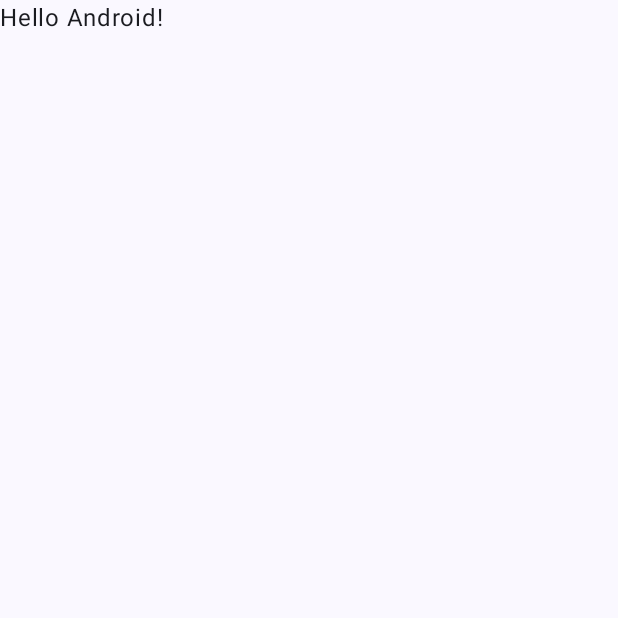
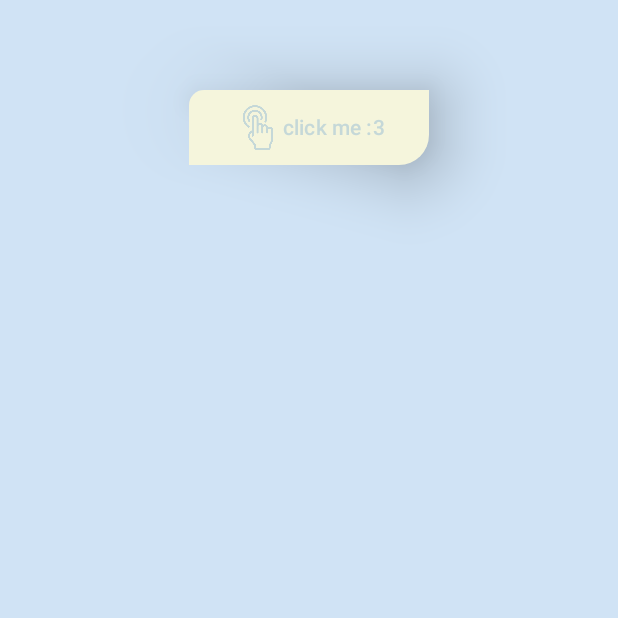
Before and after one commit to EdwardMarecos/CS501, an Android app built with Jetpack Compose: the screen it shows after launch (MainActivity), on a phone screen of 412 x 824 dp, the top half of it. Before the commit the part shown is almost empty. Run offline under Robolectric (Android 15) with nearby library versions, the phone set to English and light mode, and no system bars.

Commit message:
updated button

```diff
--- a/Assignment 2/Button/app/src/main/java/com/example/button/MainActivity.kt
+++ b/Assignment 2/Button/app/src/main/java/com/example/button/MainActivity.kt
@@ -4,14 +4,31 @@ import android.os.Bundle
 import androidx.activity.ComponentActivity
 import androidx.activity.compose.setContent
 import androidx.activity.enableEdgeToEdge
+import androidx.compose.foundation.layout.Arrangement
+import androidx.compose.foundation.layout.Column
 import androidx.compose.foundation.layout.fillMaxSize
+import androidx.compose.foundation.layout.height
 import androidx.compose.foundation.layout.padding
-import androidx.compose.material3.Scaffold
+import androidx.compose.foundation.layout.width
+import androidx.compose.foundation.shape.RoundedCornerShape
+import androidx.compose.material3.Button
+import androidx.compose.material3.ButtonDefaults
+import androidx.compose.material3.Icon
+import androidx.compose.material3.Surface
 import androidx.compose.material3.Text
 import androidx.compose.runtime.Composable
+import androidx.compose.runtime.getValue
+import androidx.compose.runtime.mutableStateOf
+import androidx.compose.runtime.remember
+import androidx.compose.runtime.setValue
+import androidx.compose.ui.Alignment
 import androidx.compose.ui.Modifier
+import androidx.compose.ui.graphics.Color
+import androidx.compose.ui.res.painterResource
 import androidx.compose.ui.tooling.preview.Preview
+import androidx.compose.ui.unit.dp
 import com.example.button.ui.theme.ButtonTheme
+
 
 class MainActivity : ComponentActivity() {
     override fun onCreate(savedInstanceState: Bundle?) {
@@ -19,29 +36,74 @@ class MainActivity : ComponentActivity() {
         enableEdgeToEdge()
         setContent {
             ButtonTheme {
-                Scaffold(modifier = Modifier.fillMaxSize()) { innerPadding ->
-                    Greeting(
-                        name = "Android",
-                        modifier = Modifier.padding(innerPadding)
-                    )
+                Surface( // Surface provides an easy way to apply a background
+                    color = Color(0xffd0e3f5), // Set background color here
+                    modifier = Modifier.fillMaxSize()
+                ) {
+                    Column(
+                            modifier = Modifier
+                                .fillMaxSize()
+                                .padding(20.dp, 60.dp),
+                            verticalArrangement = Arrangement.spacedBy(25.dp),
+                            horizontalAlignment = Alignment.CenterHorizontally
+                        ) {
+                            MyButton()
+                        }
+                    }
                 }
             }
         }
     }
-}
+
 
 @Composable
-fun Greeting(name: String, modifier: Modifier = Modifier) {
-    Text(
-        text = "Hello $name!",
-        modifier = modifier
-    )
+fun MyButton() {
+    var buttonText by remember { mutableStateOf("click me :3")}
+    Button(
+        onClick = {
+            buttonText = "Hello World!"
+        },
+        modifier = Modifier
+            .height(50.dp)
+            .width(160.dp),
+        shape = RoundedCornerShape(topStart = 10.dp, bottomEnd = 20.dp),
+        enabled = true,
+        elevation = ButtonDefaults.buttonElevation(
+            defaultElevation = 30.dp,
+            pressedElevation = 100.dp,
+            focusedElevation = 60.dp,
+            hoveredElevation = 10.dp,
+//            disabledElevation = not going to use rn
+        ),
+        colors = ButtonDefaults.buttonColors(
+            containerColor = Color(0xFFF5F5DC),
+            contentColor = Color(0xFFC5D8D8),
+//            disabledContentColor =
+//            disabledContainerColor =
+        )
+    ) {
+        Icon(painter = painterResource(R.drawable.click), contentDescription = null)
+        Text(buttonText)
+    }
 }
 
 @Preview(showBackground = true)
 @Composable
-fun GreetingPreview() {
+fun MainActivityPreview() {
     ButtonTheme {
-        Greeting("Android")
+        Surface(
+            modifier = Modifier.fillMaxSize()
+        ) {
+
+                Column(
+                    modifier = Modifier
+                        .fillMaxSize()
+                        .padding(20.dp, 60.dp),
+                    verticalArrangement = Arrangement.spacedBy(25.dp),
+                    horizontalAlignment = Alignment.CenterHorizontally
+                ) {
+                    MyButton()
+                }
+            }
+        }
     }
-}
```
Also changed, not shown: Assignment 2/Button/app/src/main/res/drawable/click.png (added), 1 other file.
